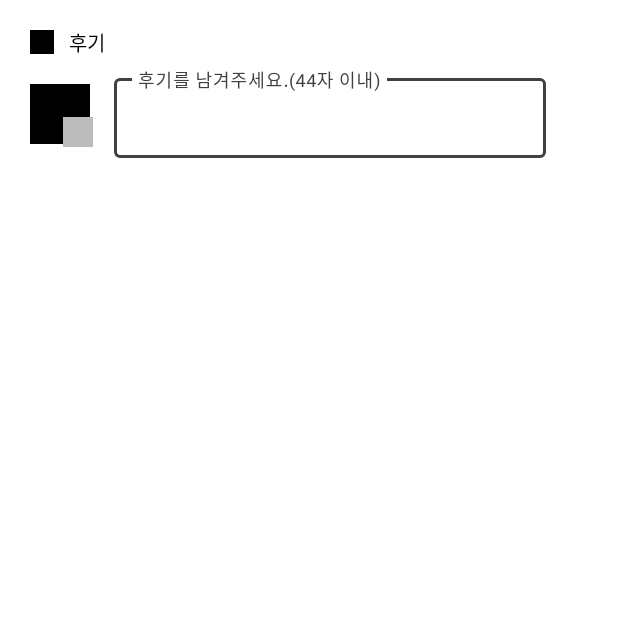
After one commit to mym0404/Pick-Place-Android, an Android app: the fragment ReviewFragment shown on its own in the app's theme, on a phone screen of 412 x 824 dp, the top half of it. The commit adds this screen. Run offline under Robolectric (Android 15) with nearby library versions, the phone set to English and light mode, and no system bars; our stand-ins replace data binding; 1 statement that could not run was skipped.

Commit message:
review repository 제작 완료, review fragment 기본 구성 완료

```diff
--- a/app/build.gradle
+++ b/app/build.gradle
@@ -179,3 +179,7 @@ dependencies {
     implementation 'androidx.appcompat:appcompat:+'
     implementation 'androidx.constraintlayout:constraintlayout:+'
 }
+
+dependencies {
+    implementation 'androidx.legacy:legacy-support-v4:+'
+}
--- a/app/src/main/kotlin/korea/seoul/pickple/application/PickPleApplication.kt
+++ b/app/src/main/kotlin/korea/seoul/pickple/application/PickPleApplication.kt
@@ -69,6 +69,7 @@ class PickPleApplication : Application() {
 
 
     private val repositoryModule = module {
+        single { FakeReviewRepository() as ReviewRepository }
         single { FakePlaceRepository() } bind PlaceRepository::class
         single { FakeCourseRepository(get()) } bind CourseRepository::class
         single { DirectionsRepositoryImpl(get()) } bind DirectionsRepository::class
@@ -78,7 +79,7 @@ class PickPleApplication : Application() {
         viewModel { (course : Course) -> MapViewModel(get(), course) }
         viewModel { CourseCreateViewModel() }
         viewModel { CourseCreateSearchViewModel() }
-        viewModel { (courseId: Int) -> CourseIntroViewModel(courseId, get()) }
+        viewModel { (courseId: Int) -> CourseIntroViewModel(courseId, get(), get()) }
     }
 
 
--- /dev/null
+++ b/app/src/main/kotlin/korea/seoul/pickple/data/repository/ReviewRepository.kt
@@ -0,0 +1,10 @@
+package korea.seoul.pickple.data.repository
+
+import korea.seoul.pickple.data.entity.Review
+import retrofit2.Call
+
+interface ReviewRepository {
+    fun getCourseReviews(courseId: Int): Call<List<Review>>
+
+    fun getPlaceReviews(placeId: Int) : Call<List<Review>>
+}
--- /dev/null
+++ b/app/src/main/kotlin/korea/seoul/pickple/ui/course/intro/review/BindingAdapter.kt
@@ -0,0 +1,13 @@
+package korea.seoul.pickple.ui.course.intro.review
+
+import androidx.databinding.BindingAdapter
+import androidx.recyclerview.widget.RecyclerView
+import korea.seoul.pickple.data.entity.Review
+
+@BindingAdapter("reviews")
+fun RecyclerView.setViewItem(list: List<Review>?) {
+    (this.adapter as? ReviewAdapter)?.apply {
+        data = list?: listOf()
+        notifyDataSetChanged()
+    }
+}
--- /dev/null
+++ b/app/src/main/kotlin/korea/seoul/pickple/ui/course/intro/review/ReviewAdapter.kt
@@ -0,0 +1,26 @@
+package korea.seoul.pickple.ui.course.intro.review
+
+import android.content.Context
+import android.view.LayoutInflater
+import android.view.ViewGroup
+import androidx.recyclerview.widget.RecyclerView
+import korea.seoul.pickple.data.entity.Review
+import korea.seoul.pickple.databinding.ItemReviewBinding
+
+class ReviewAdapter (
+    private val context: Context,
+    var data: List<Review>
+) : RecyclerView.Adapter<ReviewViewHolder>() {
+    override fun onCreateViewHolder(parent: ViewGroup, viewType: Int): ReviewViewHolder {
+        val reviewItemBinding = ItemReviewBinding.inflate(
+            LayoutInflater.from(context), parent, false
+        )
+        return ReviewViewHolder(reviewItemBinding)
+    }
+
+    override fun getItemCount() = data.size
+
+    override fun onBindViewHolder(holder: ReviewViewHolder, position: Int) {
+        holder.mBinding.review = data[position]
+    }
+}
--- /dev/null
+++ b/app/src/main/kotlin/korea/seoul/pickple/ui/course/intro/review/ReviewFragment.kt
@@ -0,0 +1,56 @@
+package korea.seoul.pickple.ui.course.intro.review
+
+
+import android.os.Bundle
+import androidx.fragment.app.Fragment
+import androidx.recyclerview.widget.LinearLayoutManager
+
+import korea.seoul.pickple.R
+import korea.seoul.pickple.databinding.FragmentReviewBinding
+import korea.seoul.pickple.ui.BaseFragment
+import korea.seoul.pickple.ui.course.intro.CourseIntroViewModel
+import org.koin.androidx.viewmodel.ext.android.sharedViewModel
+
+/**
+ * A simple [Fragment] subclass.
+ */
+class ReviewFragment : BaseFragment<FragmentReviewBinding>(R.layout.fragment_review) {
+    private lateinit var mReviewAdapter: ReviewAdapter
+    private val mCourseIntroViewModel: CourseIntroViewModel by sharedViewModel()
+    private var mIsCourseReview: Boolean = false
+
+    override fun onCreate(savedInstanceState: Bundle?) {
+        super.onCreate(savedInstanceState)
+
+        arguments?.run {
+            mIsCourseReview = getBoolean(ARG_IS_COURSE_REVIEW, false)
+        }
+    }
+
+    override fun onActivityCreated(savedInstanceState: Bundle?) {
+        super.onActivityCreated(savedInstanceState)
+
+        activity?.run {
+            mReviewAdapter = ReviewAdapter(this, listOf())
+            mBinding.courseIntroViewModel = mCourseIntroViewModel
+            mBinding.isCourseReview = mIsCourseReview
+            mBinding.rvReviewList.apply {
+                adapter = mReviewAdapter
+                layoutManager = LinearLayoutManager(this@run)
+            }
+        }
+    }
+
+    companion object {
+        const val ARG_IS_COURSE_REVIEW = "isCourseReview"
+
+        @JvmStatic
+        fun newInstance(isCourseReview: Boolean): ReviewFragment {
+            return ReviewFragment().apply {
+                arguments = Bundle().apply {
+                    putBoolean(ARG_IS_COURSE_REVIEW, isCourseReview)
+                }
+            }
+        }
+    }
+}
--- /dev/null
+++ b/app/src/main/kotlin/korea/seoul/pickple/ui/course/intro/review/ReviewViewHolder.kt
@@ -0,0 +1,6 @@
+package korea.seoul.pickple.ui.course.intro.review
+
+import androidx.recyclerview.widget.RecyclerView
+import korea.seoul.pickple.databinding.ItemReviewBinding
+
+class ReviewViewHolder(val mBinding: ItemReviewBinding) : RecyclerView.ViewHolder(mBinding.root)
--- /dev/null
+++ b/app/src/main/res/layout/fragment_review.xml
@@ -0,0 +1,110 @@
+<?xml version="1.0" encoding="utf-8"?>
+<layout xmlns:android="http://schemas.android.com/apk/res/android"
+    xmlns:tools="http://schemas.android.com/tools"
+    xmlns:app="http://schemas.android.com/apk/res-auto">
+
+    <data>
+        <variable
+            name="isCourseReview"
+            type="Boolean" />
+        <variable
+            name="courseIntroViewModel"
+            type="korea.seoul.pickple.ui.course.intro.CourseIntroViewModel" />
+    </data>
+
+    <androidx.core.widget.NestedScrollView
+        android:layout_width="match_parent"
+        android:layout_height="match_parent">
+        <androidx.constraintlayout.widget.ConstraintLayout
+            android:layout_width="match_parent"
+            android:layout_height="match_parent"
+            tools:context=".ui.course.intro.review.ReviewFragment">
+
+<!--            TODO 디자인 리소스 받아야함. -->
+            <ImageView
+                android:id="@+id/imageView"
+                android:layout_width="16dp"
+                android:layout_height="16dp"
+                android:layout_marginStart="20dp"
+                android:layout_marginTop="20dp"
+                app:layout_constraintStart_toStartOf="parent"
+                app:layout_constraintTop_toTopOf="parent"
+                android:src="@color/colorBlack"
+                />
+
+            <TextView
+                android:layout_width="wrap_content"
+                android:layout_height="wrap_content"
+                android:layout_marginStart="10dp"
+                app:layout_constraintStart_toEndOf="@id/imageView"
+                app:layout_constraintTop_toTopOf="@id/imageView"
+                app:layout_constraintBottom_toBottomOf="@id/imageView"
+                android:text="후기"
+                android:textSize="13sp"
+                android:textColor="@color/colorBlack"
+                />
+
+<!--            TODO + 버튼 리소스 만들어야함. -->
+            <ImageView
+                android:id="@+id/btnSelectEmotion"
+                android:layout_width="40dp"
+                android:layout_height="40dp"
+                android:layout_marginTop="20dp"
+                app:layout_constraintTop_toBottomOf="@id/imageView"
+                app:layout_constraintStart_toStartOf="@id/imageView"
+                android:src="@color/colorBlack"
+                />
+
+            <!--        TODO Emotion 과 Drawable이 연결되야 할 듯 -->
+            <ImageView
+                android:id="@+id/imgSelectedEmotion"
+                android:layout_width="20dp"
+                android:layout_height="20dp"
+                android:layout_marginStart="22dp"
+                android:layout_marginTop="22dp"
+                app:layout_constraintStart_toStartOf="@+id/btnSelectEmotion"
+                app:layout_constraintTop_toTopOf="@+id/btnSelectEmotion"
+                android:src="#bcbcbc"
+                />
+
+            <com.google.android.material.textfield.TextInputLayout
+                style="@style/Widget.MaterialComponents.TextInputLayout.OutlinedBox"
+                android:layout_width="0dp"
+                android:layout_height="wrap_content"
+                android:layout_marginStart="16dp"
+                android:layout_marginEnd="48dp"
+                app:layout_constraintStart_toEndOf="@id/btnSelectEmotion"
+                app:layout_constraintTop_toTopOf="@id/btnSelectEmotion"
+                app:layout_constraintBottom_toBottomOf="@id/btnSelectEmotion"
+                app:layout_constraintEnd_toEndOf="parent"
+                >
+
+                <com.google.android.material.textfield.TextInputEditText
+                    android:layout_width="match_parent"
+                    android:layout_height="wrap_content"
+                    android:hint="후기를 남겨주세요.(44자 이내)"
+                    android:maxLength="44"
+                    android:textColorHint="#bcbcbc"
+                    android:textColor="@color/colorBlack"
+                    android:textSize="13sp"
+                    android:lineSpacingExtra="7sp"
+                    />
+            </com.google.android.material.textfield.TextInputLayout>
+
+            <androidx.recyclerview.widget.RecyclerView
+                android:id="@+id/rvReviewList"
+                android:layout_width="0dp"
+                android:layout_height="wrap_content"
+                android:layout_marginTop="10dp"
+                android:layout_marginStart="10dp"
+                android:layout_marginEnd="10dp"
+                app:layout_constraintTop_toBottomOf="@id/btnSelectEmotion"
+                app:layout_constraintStart_toStartOf="parent"
+                app:layout_constraintEnd_toEndOf="parent"
+                reviews="@{isCourseReview ? courseIntroViewModel.courseReviews : courseIntroViewModel.placeReviews}"
+                />
+
+        </androidx.constraintlayout.widget.ConstraintLayout>
+    </androidx.core.widget.NestedScrollView>
+
+</layout>
```
Also changed, not shown: app/src/main/kotlin/korea/seoul/pickple/data/entity/Review.kt (added, +33 -0 lines), app/src/main/kotlin/korea/seoul/pickple/data/repository/FakeReviewRepository.kt (added, +36 -0 lines), app/src/main/kotlin/korea/seoul/pickple/ui/course/intro/CourseIntroViewModel.kt (+41 -1 lines), app/src/main/kotlin/korea/seoul/pickple/ui/course/intro/unite_intro/UniteCourseActivity.kt (+8 -0 lines), app/src/main/res/layout/activity_unite_course.xml (+13 -4 lines), app/src/main/res/layout/item_review.xml (added, +58 -0 lines).
